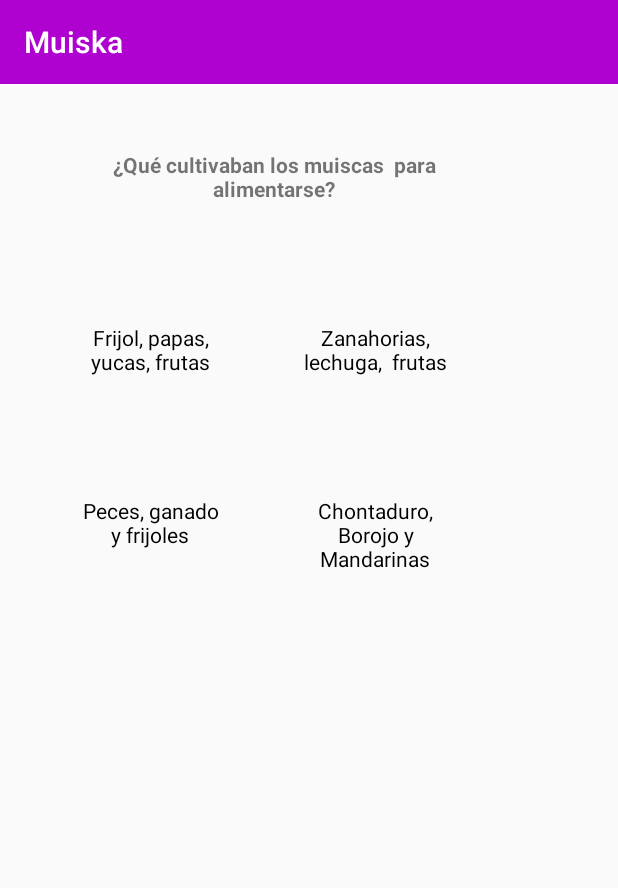
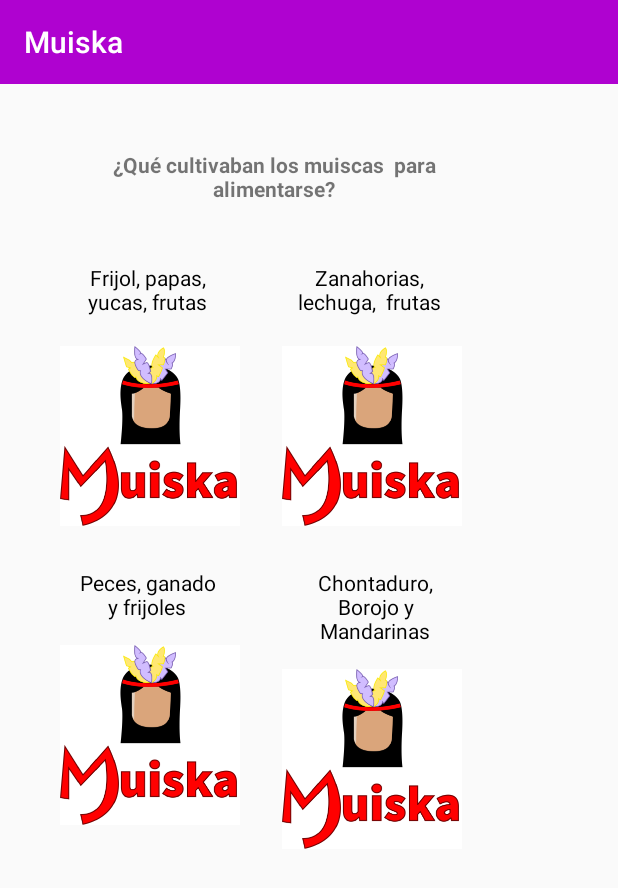
Before and after one commit to imdevelopco/Muiska, an Android app: the NarrationActivity screen opened directly, with no data from a screen before it, after a tap on "SI, CONTINUAR", on a phone screen of 412 x 824 dp. Shown: the top 888 px of the screen. Run offline under Robolectric (Android 15) with nearby library versions, the phone set to English and light mode, and no system bars.

Commit message:
Add images in First Station

```diff
--- a/app/src/main/java/com/example/muiska/models/DatabaseOpenHelper.java
+++ b/app/src/main/java/com/example/muiska/models/DatabaseOpenHelper.java
@@ -33,7 +33,7 @@ public class DatabaseOpenHelper extends SQLiteOpenHelper {
         this.insertPregunta(db,"¿Cual es el alimento sagrado de los muiscas?",1);
         this.insertRespuesta(db,"Papas",1,0);
         this.insertRespuesta(db,"Yuca",1,0);
-        this.insertRespuesta(db,"Maiz",1,1);
+        this.insertRespuesta(db,"Maíz",1,1);
         this.insertRespuesta(db,"Bananos",1,0);
         this.insertPregunta(db,"¿Cómo se llama la forma en que los Muiscas intercambian comida o animales  con otras personas?",1);
         this.insertRespuesta(db,"Trueque",2,1);
--- a/app/src/main/java/com/example/muiska/views/AnswerController.java
+++ b/app/src/main/java/com/example/muiska/views/AnswerController.java
@@ -5,9 +5,11 @@ public class AnswerController {
     private CharSequence enunciado;
     private int respuesta;
 
+
     public AnswerController(CharSequence enunciado,int respuesta){
         this.enunciado = enunciado;
         this.respuesta = respuesta;
+
     }
     public CharSequence getEnunciado(){
         return  this.enunciado;
--- a/app/src/main/java/com/example/muiska/views/QuestionActivity.java
+++ b/app/src/main/java/com/example/muiska/views/QuestionActivity.java
@@ -8,6 +8,7 @@ import android.media.SoundPool;
 import android.os.Bundle;
 import android.view.View;
 import android.view.accessibility.AccessibilityEvent;
+import android.widget.ImageView;
 import android.widget.TextView;
 import android.widget.Toast;
 
@@ -33,6 +34,7 @@ public class QuestionActivity extends AppCompatActivity {
     private int preguntaActual, playAcierto, playError;
     private int[] preguntas = azar(1,5,5);
     private SoundPool aciertoSound, errorSound;
+    private ImageView imageAnswerOne,imageAnswerTwo, imageAnswerThree,imageAnswerFour;
     @Override
     protected void onCreate(Bundle savedInstanceState) {
         super.onCreate(savedInstanceState);
@@ -42,6 +44,12 @@ public class QuestionActivity extends AppCompatActivity {
         answerTwoTextView       = (TextView) findViewById(R.id.answerTwotextView);
         answerThreeTextView     = (TextView) findViewById(R.id.answerThreetextView);
         answerFourTextView      = (TextView) findViewById(R.id.answerFourtextView);
+
+        /* Images*/
+        imageAnswerOne          = (ImageView) findViewById(R.id.imageAnswer1);
+        imageAnswerTwo          = (ImageView) findViewById(R.id.imageAnswer2);
+        imageAnswerThree        = (ImageView) findViewById(R.id.imageAnswer3);
+        imageAnswerFour         = (ImageView) findViewById(R.id.imageAnswer4);
         /* Carga de arhivos de sonido*/
         aciertoSound            = new SoundPool(1, AudioManager.STREAM_MUSIC,1);
         playAcierto             = aciertoSound.load(this,R.raw.acierto,1);
@@ -50,9 +58,6 @@ public class QuestionActivity extends AppCompatActivity {
         /* Inicializar componentes */
         setContentQuestion();
     }
-
-
-
     public void setContentQuestion(){
         if(preguntaActual < preguntas.length){
             /* Question*/
@@ -75,46 +80,64 @@ public class QuestionActivity extends AppCompatActivity {
             MainActivity.popup("Ya se acabaron las preguntas",this.getApplicationContext());
         }
     }
-
-
-    public  void changeQuestion(View view){
-        this.setContentQuestion();
-    }
-
     public void initAnswers(AnswerDAO answerDAO){
         /* Answer */
         respuestas = answerDAO.getAnswers(preguntas[preguntaActual]);
         for (int i=0; i<respuestas.size();i++){
             switch (i){
                 case 0:
-                    answerCtrlOne = new AnswerController(respuestas.get(i).get(0),Integer.parseInt(respuestas.get(i).get(1)));
-                    answerOneTextView.setText(answerCtrlOne.getEnunciado());
-                    answerOneTextView.setTextColor(Color.BLACK);
+                    showAnwerOne(i);
                     break;
                 case 1:
-                    answerCtrlTwo = new AnswerController(respuestas.get(i).get(0),Integer.parseInt(respuestas.get(i).get(1)));
-                    answerTwoTextView.setText(answerCtrlTwo.getEnunciado());
-                    answerTwoTextView.setTextColor(Color.BLACK);
-                    // en caso de que sea pregunta tipo verdadero o falso
-                    if(respuestas.size() == 2){
-                        answerThreeTextView.setText("");
-                        answerFourTextView.setText("");
-                    }
+                    showAnwerTwo(i);
+                    // en caso de que sea pregunta tipo verdadero o falso se ocultan las otras repsuestas
+                    isTrueOrFalse(respuestas.size());
                     break;
                 case 2:
-                    answerCtrlThree = new AnswerController(respuestas.get(i).get(0),Integer.parseInt(respuestas.get(i).get(1)));
-                    answerThreeTextView.setText(answerCtrlThree.getEnunciado());
-                    answerThreeTextView.setTextColor(Color.BLACK);
+                    showAnwerThree(i);
                     break;
                 case 3:
-                    answerCtrlFour = new AnswerController(respuestas.get(i).get(0),Integer.parseInt(respuestas.get(i).get(1)));
-                    answerFourTextView.setText(answerCtrlFour.getEnunciado());
-                    answerFourTextView.setTextColor(Color.BLACK);
+                    showAnwerFour(i);
                     break;
             }
         }
     }
-
+    public void showAnwerOne(int iterador){
+        answerCtrlOne = new AnswerController(respuestas.get(iterador).get(0),Integer.parseInt(respuestas.get(iterador).get(1)));
+        answerOneTextView.setText(answerCtrlOne.getEnunciado());
+        answerOneTextView.setTextColor(Color.BLACK);
+        imageAnswerOne.setVisibility(View.VISIBLE);
+        imageAnswerOne.setImageResource(changeImage(answerCtrlOne.getEnunciado()));
+    }
+    public void showAnwerTwo(int iterador){
+        answerCtrlTwo = new AnswerController(respuestas.get(iterador).get(0),Integer.parseInt(respuestas.get(iterador).get(1)));
+        answerTwoTextView.setText(answerCtrlTwo.getEnunciado());
+        answerTwoTextView.setTextColor(Color.BLACK);
+        imageAnswerTwo.setVisibility(View.VISIBLE);
+        imageAnswerTwo.setImageResource(changeImage(answerCtrlTwo.getEnunciado()));
+    }
+    public void isTrueOrFalse(int sizeAnswers){
+        if(sizeAnswers == 2){
+            answerThreeTextView.setText("");
+            answerFourTextView.setText("");
+            imageAnswerThree.setVisibility(View.INVISIBLE);
+            imageAnswerFour.setVisibility(View.INVISIBLE);
+        }
+    }
+    public void showAnwerThree(int iterador){
+        answerCtrlThree = new AnswerController(respuestas.get(iterador).get(0),Integer.parseInt(respuestas.get(iterador).get(1)));
+        answerThreeTextView.setText(answerCtrlThree.getEnunciado());
+        answerThreeTextView.setTextColor(Color.BLACK);
+        imageAnswerThree.setVisibility(View.VISIBLE);
+        imageAnswerThree.setImageResource(changeImage(answerCtrlThree.getEnunciado()));
+    }
+    public void showAnwerFour(int iterador){
+        answerCtrlFour = new AnswerController(respuestas.get(iterador).get(0),Integer.parseInt(respuestas.get(iterador).get(1)));
+        answerFourTextView.setText(answerCtrlFour.getEnunciado());
+        answerFourTextView.setTextColor(Color.BLACK);
+        imageAnswerFour.setVisibility(View.VISIBLE);
+        imageAnswerFour.setImageResource(changeImage(answerCtrlFour.getEnunciado()));
+    }
     public void validateAnswerOne(View view) {
         if (answerCtrlOne.getRespuesta() == 1) {
             answerOneTextView.setTextColor(Color.GREEN);
@@ -125,7 +148,6 @@ public class QuestionActivity extends AppCompatActivity {
         feedbackAnswer(answerCtrlOne.getRespuesta());
         setContentQuestion();
     }
-
     public void validateAnswerTwo(View view) {
         if (answerCtrlTwo.getRespuesta() == 1) {
             answerTwoTextView.setTextColor(Color.GREEN);
@@ -148,7 +170,6 @@ public class QuestionActivity extends AppCompatActivity {
             setContentQuestion();
         }
     }
-
     public void validateAnswerFour(View view) {
         if(answerFourTextView.getText().length() > 0){
             if(answerCtrlFour.getRespuesta() == 1 ){
@@ -173,7 +194,33 @@ public class QuestionActivity extends AppCompatActivity {
         }
         return numeros;
     }
-
+    public int changeImage(CharSequence imageName){
+        if(imageName.equals("Papas")){
+            return R.drawable.p1_papa;
+        }
+        if(imageName.equals("Bananos")){
+            return R.drawable.p1_banano;
+        }
+        if(imageName.equals("Maíz")){
+            return R.drawable.p1_mazorca;
+        }
+        if(imageName.equals("Yuca")){
+            return R.drawable.p1_yuca;
+        }
+        if(imageName.equals("Trueque")){
+            return R.drawable.p2_trueque;
+        }
+        if(imageName.equals("Compra")){
+            return R.drawable.p2_compra;
+        }
+        if(imageName.equals("Venta")){
+            return R.drawable.p2_venta;
+        }
+        if(imageName.equals("Préstamo")){
+            return R.drawable.p2_prestamo;
+        }
+        return R.drawable.logo100x100;
+    }
     /* Metodo de implementacion de Sonido */
     public void feedbackAnswer(int valorRespuesta){
         if (valorRespuesta == 1){
@@ -182,6 +229,4 @@ public class QuestionActivity extends AppCompatActivity {
             errorSound.play(playError,1,1,1,0,0);
         }
     }
-
-
 }
--- a/app/src/main/java/com/example/muiska/views/SplashScreen.java
+++ b/app/src/main/java/com/example/muiska/views/SplashScreen.java
@@ -17,7 +17,7 @@ public class SplashScreen extends AppCompatActivity {
         new Handler().postDelayed(new Runnable() {
             @Override
             public void run() {
-                Intent intent = new Intent(SplashScreen.this, MainActivity.class);
+                Intent intent = new Intent(SplashScreen.this, QuestionActivity.class);
                 startActivity(intent);
                 finish();
             }
--- a/app/src/main/res/layout/activity_question.xml
+++ b/app/src/main/res/layout/activity_question.xml
@@ -26,8 +26,8 @@
         android:id="@+id/answerOnetextView"
         android:layout_width="100dp"
         android:layout_height="wrap_content"
-        android:layout_marginStart="50dp"
-        android:layout_marginTop="80dp"
+        android:layout_marginStart="48dp"
+        android:layout_marginTop="40dp"
         android:onClick="validateAnswerOne"
         android:text="TextView"
         android:textAlignment="center"
@@ -38,8 +38,8 @@
         android:id="@+id/answerTwotextView"
         android:layout_width="100dp"
         android:layout_height="wrap_content"
-        android:layout_marginStart="50dp"
-        android:layout_marginTop="80dp"
+        android:layout_marginStart="48dp"
+        android:layout_marginTop="40dp"
         android:onClick="validateAnswerTwo"
         android:text="TextView"
         android:textAlignment="center"
@@ -50,24 +50,72 @@
         android:id="@+id/answerThreetextView"
         android:layout_width="100dp"
         android:layout_height="wrap_content"
-        android:layout_marginStart="50dp"
-        android:layout_marginTop="80dp"
+        android:layout_marginStart="48dp"
+        android:layout_marginTop="28dp"
         android:onClick="validateAnswerThree"
         android:text="TextView"
         android:textAlignment="center"
         app:layout_constraintStart_toStartOf="parent"
-        app:layout_constraintTop_toBottomOf="@+id/answerOnetextView" />
+        app:layout_constraintTop_toBottomOf="@+id/imageAnswer1" />
 
     <TextView
         android:id="@+id/answerFourtextView"
         android:layout_width="100dp"
         android:layout_height="wrap_content"
-        android:layout_marginStart="50dp"
-        android:layout_marginTop="80dp"
+        android:layout_marginStart="52dp"
+        android:layout_marginTop="28dp"
         android:onClick="validateAnswerFour"
         android:text="TextView"
         android:textAlignment="center"
         app:layout_constraintStart_toEndOf="@+id/answerThreetextView"
-        app:layout_constraintTop_toBottomOf="@+id/answerTwotextView" />
+        app:layout_constraintTop_toBottomOf="@+id/imageAnswer2" />
+
+    <ImageView
+        android:id="@+id/imageAnswer1"
+        android:layout_width="120dp"
+        android:layout_height="120dp"
+        android:layout_marginStart="40dp"
+        android:layout_marginTop="20dp"
+        android:visibility="visible"
+        app:layout_constraintStart_toStartOf="parent"
+        app:layout_constraintTop_toBottomOf="@+id/answerOnetextView"
+        app:srcCompat="@drawable/p1_banano"
+        tools:srcCompat="@drawable/p1_banano" />
+
+    <ImageView
+        android:id="@+id/imageAnswer3"
+        android:layout_width="120dp"
+        android:layout_height="120dp"
+        android:layout_marginStart="40dp"
+        android:layout_marginTop="16dp"
+        android:visibility="visible"
+        app:layout_constraintStart_toStartOf="parent"
+        app:layout_constraintTop_toBottomOf="@+id/answerThreetextView"
+        app:srcCompat="@drawable/p1_papa"
+        tools:srcCompat="@drawable/p1_papa" />
+
+    <ImageView
+        android:id="@+id/imageAnswer4"
+        android:layout_width="120dp"
+        android:layout_height="120dp"
+        android:layout_marginStart="28dp"
+        android:layout_marginTop="16dp"
+        android:visibility="visible"
+        app:layout_constraintStart_toEndOf="@+id/imageAnswer3"
+        app:layout_constraintTop_toBottomOf="@+id/answerFourtextView"
+        app:srcCompat="@drawable/p1_yuca"
+        tools:srcCompat="@drawable/p1_yuca" />
+
+    <ImageView
+        android:id="@+id/imageAnswer2"
+        android:layout_width="120dp"
+        android:layout_height="120dp"
+        android:layout_marginStart="28dp"
+        android:layout_marginTop="20dp"
+        android:visibility="visible"
+        app:layout_constraintStart_toEndOf="@+id/imageAnswer1"
+        app:layout_constraintTop_toBottomOf="@+id/answerTwotextView"
+        app:srcCompat="@drawable/p1_mazorca"
+        tools:srcCompat="@drawable/p1_mazorca" />
 
 </androidx.constraintlayout.widget.ConstraintLayout>
```
Also changed, not shown: app/src/main/res/drawable/mapaampliado.png (deleted), app/src/main/res/drawable/mapacolombia.png (deleted).
